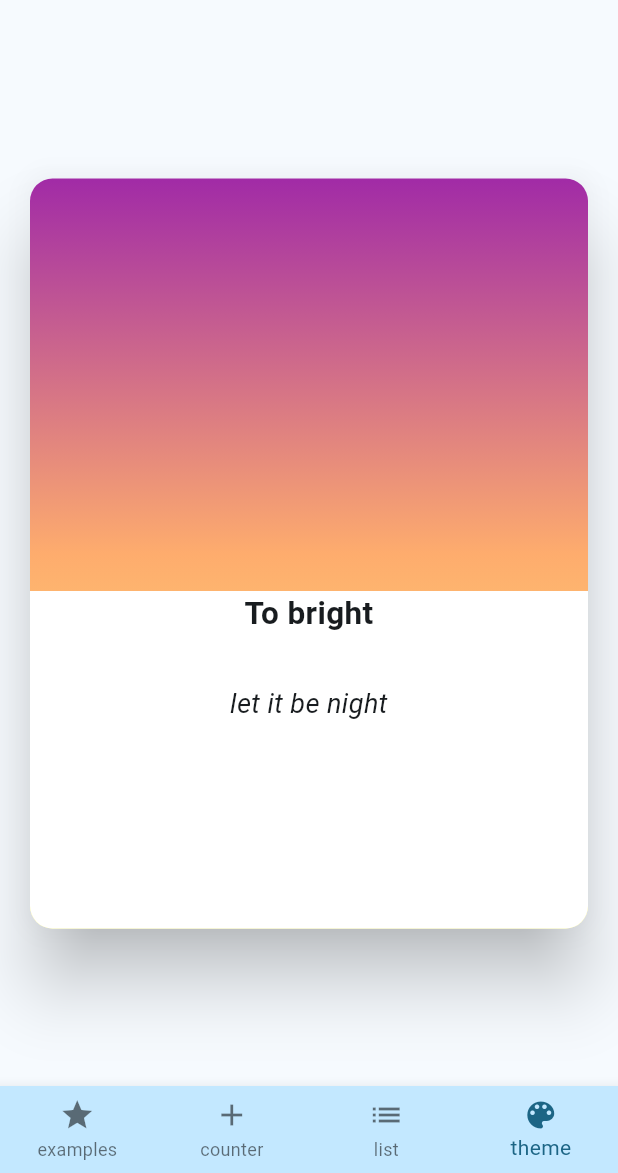
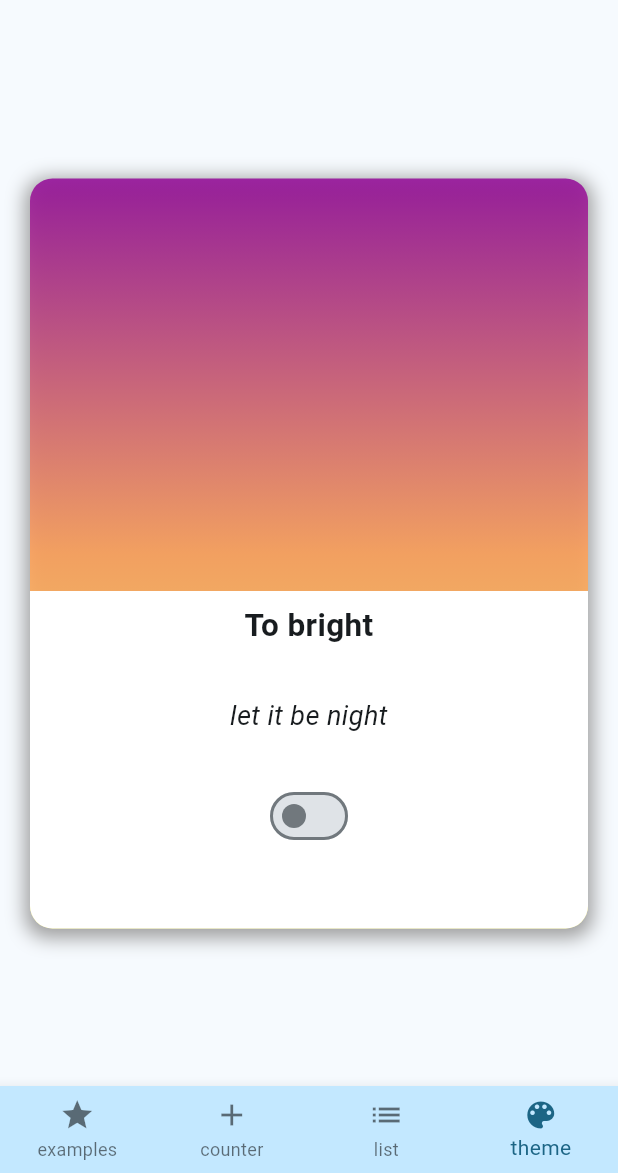
Before and after one commit to massimilianoporzio/theme_animation, a Flutter app: the screen it shows after launch, item 4 of the bottom bar chosen, on a phone screen of 412 x 824 dp, the part 63-1236 px from its top. Run offline on Flutter 3.47's test engine with Material 2 defaults, Android fonts, the phone set to English and light mode, and no system bars; network calls fail.

Commit message:
animation 1

```diff
--- a/lib/presentation/theme_animation/theme_animation_screen.dart
+++ b/lib/presentation/theme_animation/theme_animation_screen.dart
@@ -16,12 +16,19 @@ class ThemeAnimationScreen extends StatelessWidget {
         builder: (context, themeService, child) => Center(
           child: Padding(
             padding: const EdgeInsets.symmetric(horizontal: 20),
-            child: Material(
-              elevation: 20,
-              borderRadius: BorderRadius.circular(15),
             child: Container(
               height: 500,
               decoration: BoxDecoration(
+                boxShadow: [
+                  BoxShadow(
+                    color: themeService.isDarkModeOn
+                        ? Colors.black.withOpacity(0.7)
+                        : Colors.grey,
+                    offset: const Offset(0, 3),
+                    blurRadius: 10,
+                    spreadRadius: 3,
+                  ),
+                ],
                 gradient: LinearGradient(
                     colors: themeService.isDarkModeOn
                         ? const [
@@ -56,6 +63,9 @@ class ThemeAnimationScreen extends StatelessWidget {
                       ),
                       child: Column(
                         children: [
+                          const SizedBox(
+                            height: 8,
+                          ),
                           Text(
                             themeService.isDarkModeOn
                                 ? 'To dark?'
@@ -79,6 +89,14 @@ class ThemeAnimationScreen extends StatelessWidget {
                             ),
                             textAlign: TextAlign.center,
                           ),
+                          const SizedBox(
+                            height: 30,
+                          ),
+                          Switch(
+                              value: themeService.isDarkModeOn,
+                              onChanged: (_) {
+                                themeService.toggleTheme();
+                              })
                         ],
                       ),
                     ),
@@ -89,7 +107,6 @@ class ThemeAnimationScreen extends StatelessWidget {
           ),
         ),
       ),
-      ),
     );
   }
 }
```
Lines whose indentation alone changed are shown as unchanged.
